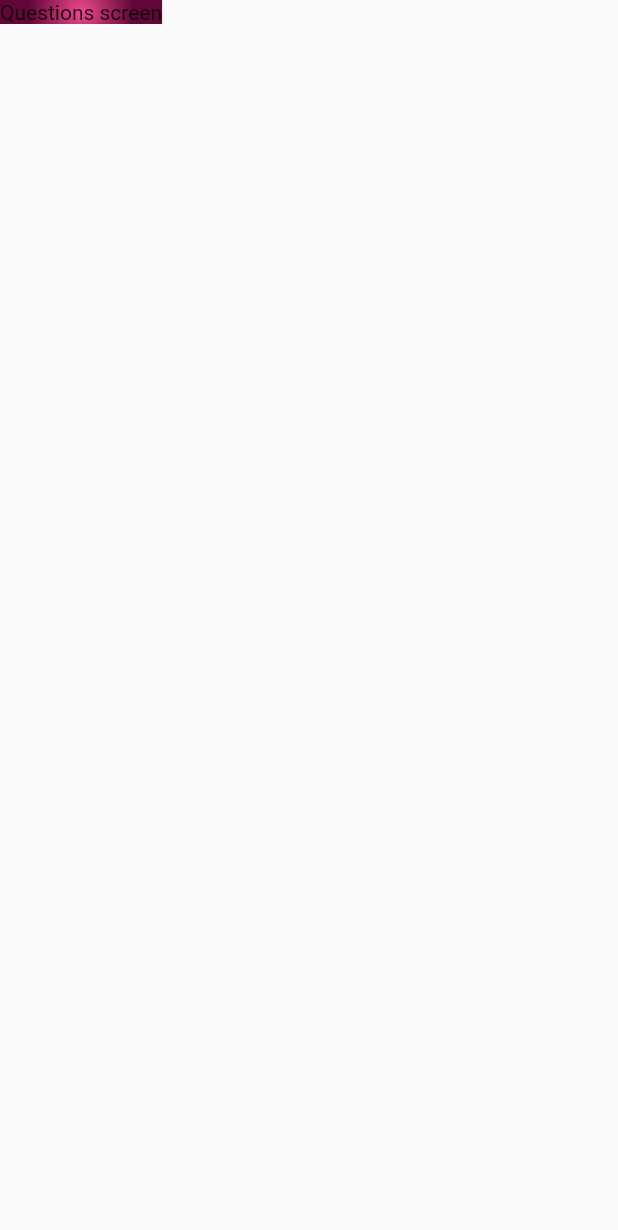
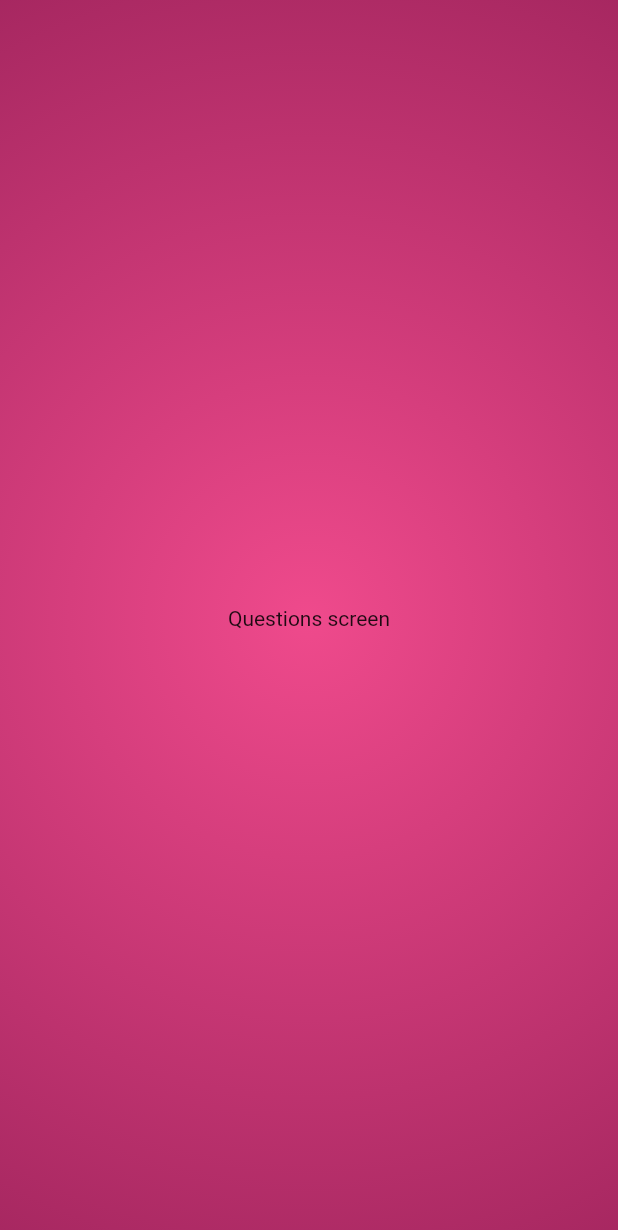
Before and after one commit to dfreyesr/QuizApp, a Flutter app: the screen it shows after launch, after a tap on "Start quiz", on a phone screen of 412 x 824 dp. Shown: the top 1230 px of the screen. Run offline on Flutter 3.47's test engine with Material 2 defaults, Android fonts, the phone set to English and light mode, and no system bars.

Commit message:
Added ternary expression for screen change

```diff
--- a/lib/questions_screen.dart
+++ b/lib/questions_screen.dart
@@ -12,6 +12,8 @@ class QuestionsScreen extends StatefulWidget {
 class _QuestionsScreenState extends State<QuestionsScreen> {
   @override
   Widget build(BuildContext context) {
-    return const Text('Questions screen');
+    return const Center(
+      child: Text('Questions screen'),
+    );
   }
 }
--- a/lib/quiz.dart
+++ b/lib/quiz.dart
@@ -15,22 +15,22 @@ class Quiz extends StatefulWidget {
 }
 
 class _QuizState extends State<Quiz> {
-  Widget? activeScreen;
-
-  @override
-  void initState() {
-    activeScreen = HomePage(switchScreen);
-    super.initState();
-  }
+  var currentScreen = "home-screen";
 
   void switchScreen() {
     setState(() {
-      activeScreen = const QuestionsScreen();
+      currentScreen = "questions-screen";
     });
   }
 
   @override
   Widget build(BuildContext context) {
+    Widget activeScreen;
+
+    currentScreen == "home-screen"
+        ? activeScreen = HomePage(switchScreen)
+        : activeScreen = const QuestionsScreen();
+
     return MaterialApp(
       home: Scaffold(
         body: Container(
```
